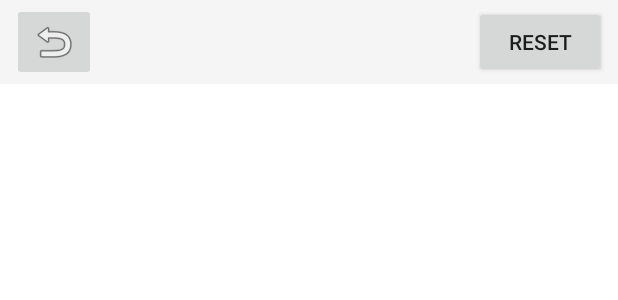
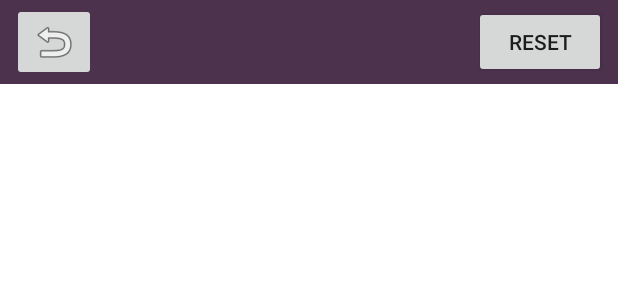
Before and after one commit to piql/piql-read, an Android app: the layout activity_preferences.xml on its own in the app's theme, with its tools: preview values and no code run, on a phone screen of 412 x 824 dp. Shown: the top 300 px of the screen. Run offline under Robolectric (Android 15) with nearby library versions, the phone set to English and light mode, and no system bars.

Commit message:
statusbar fixed

```diff
--- a/app/src/main/res/layout/activity_file_display.xml
+++ b/app/src/main/res/layout/activity_file_display.xml
@@ -7,7 +7,6 @@
     android:background="@color/piqlWhite"
     android:orientation="vertical"
     tools:context="no.ntnu.bachelor2018.filmreader.FileDisplay">
-
 
     <android.support.v7.widget.Toolbar
         android:id="@+id/toolbar"
--- a/app/src/main/res/layout/activity_preferences.xml
+++ b/app/src/main/res/layout/activity_preferences.xml
@@ -7,18 +7,6 @@
     android:background="@color/piqlWhite"
     tools:context="no.ntnu.bachelor2018.filmreader.Preferences">
 
-
-    <android.support.v7.widget.Toolbar
-        android:id="@+id/toolbar3"
-        android:layout_width="0dp"
-        android:layout_height="wrap_content"
-        android:background="?attr/colorPrimary"
-        android:minHeight="?attr/actionBarSize"
-        android:theme="?attr/actionBarTheme"
-        app:layout_constraintEnd_toEndOf="parent"
-        app:layout_constraintHorizontal_bias="0.0"
-        app:layout_constraintStart_toStartOf="parent"
-        app:layout_constraintTop_toTopOf="@+id/imageView" />
 
     <android.support.constraint.ConstraintLayout
         android:id="@+id/prefs_constraintlayout"
@@ -31,6 +19,15 @@
         app:layout_constraintTop_toBottomOf="@+id/prefs_toolbar">
 
     </android.support.constraint.ConstraintLayout>
+
+    <android.support.v7.widget.Toolbar
+        android:id="@+id/prefs_toolbar"
+        android:layout_width="match_parent"
+        android:layout_height="56dp"
+        android:background="@color/piqlPurple"
+        android:theme="?attr/actionBarTheme"
+        app:layout_constraintBottom_toTopOf="@+id/prefs_constraintlayout"
+        app:layout_constraintTop_toTopOf="parent" />
 
     <ImageButton
         android:id="@+id/prefs_back"
@@ -61,12 +58,4 @@
         app:layout_constraintStart_toEndOf="@+id/prefs_back"
         app:layout_constraintTop_toTopOf="@+id/prefs_toolbar" />
 
-    <android.support.v7.widget.Toolbar
-        android:id="@+id/prefs_toolbar"
-        android:layout_width="match_parent"
-        android:layout_height="56dp"
-        android:theme="?attr/actionBarTheme"
-        app:layout_constraintBottom_toTopOf="@+id/prefs_constraintlayout"
-        app:layout_constraintTop_toTopOf="parent" />
-
 </android.support.constraint.ConstraintLayout>
--- a/app/src/main/res/layout/activity_show_image.xml
+++ b/app/src/main/res/layout/activity_show_image.xml
@@ -4,6 +4,8 @@
     xmlns:tools="http://schemas.android.com/tools"
     android:layout_width="match_parent"
     android:layout_height="match_parent"
+    android:background="@color/piqlWhite"
+    android:orientation="vertical"
     tools:context="no.ntnu.bachelor2018.filmreader.FileDisplayClasses.ShowImage">
 
     <android.support.v7.widget.Toolbar
@@ -11,7 +13,7 @@
         android:layout_width="0dp"
         android:layout_height="wrap_content"
         android:layout_marginBottom="8dp"
-        android:background="?attr/colorPrimary"
+        android:background="@color/piqlPurple"
         android:minHeight="?attr/actionBarSize"
         android:theme="?attr/actionBarTheme"
         app:layout_constraintBottom_toTopOf="@+id/listView"
--- a/app/src/main/res/values/styles.xml
+++ b/app/src/main/res/values/styles.xml
@@ -5,5 +5,6 @@
         <item name="colorPrimary">@color/piqlPurple</item>
         <item name="colorPrimaryDark">@color/piqlPurple</item>
         <item name="colorAccent">@color/piqlPurple</item>
+        <item name="android:statusBarColor">@color/piqlPurple</item>
     </style>
 </resources>
```
Also changed, not shown: app/src/main/AndroidManifest.xml (+10 -6 lines).
